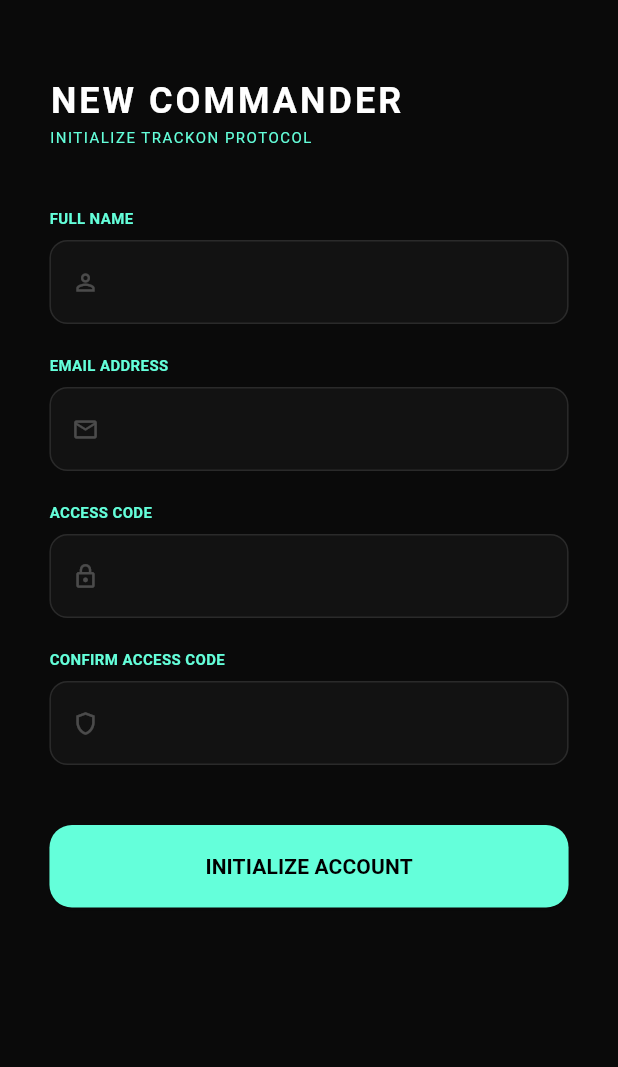
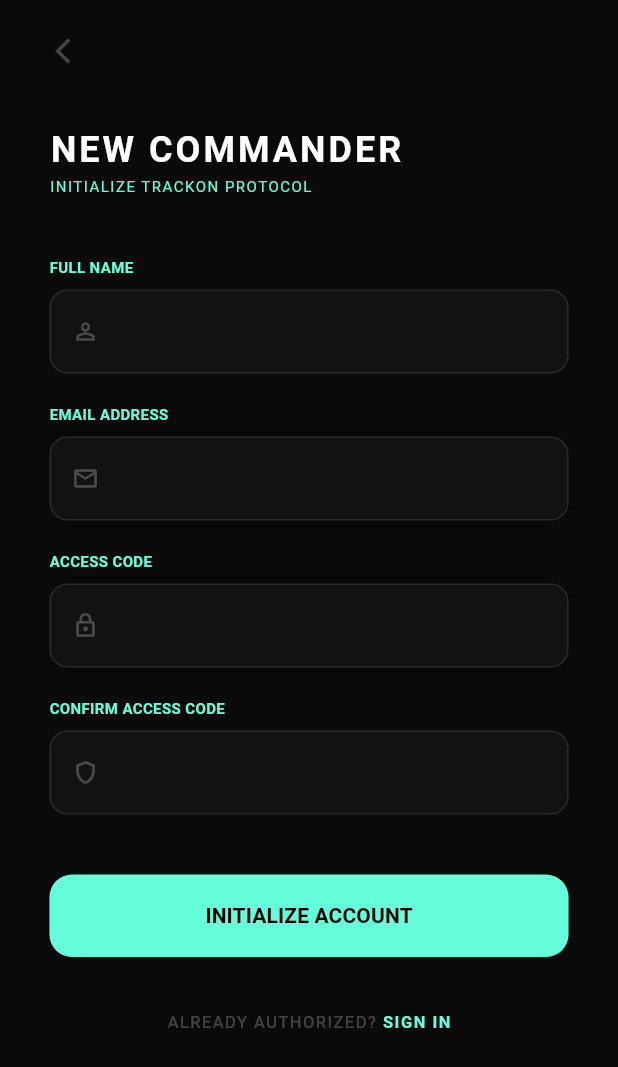
Before and after one commit to Mr-Jayed/TracON_Project1, a Flutter app: the SignupPage screen opened by its route, on a phone screen of 412 x 824 dp. Shown: the top 1067 px of the screen. Run offline on Flutter 3.47's test engine with Material 3 defaults, Android fonts, the phone set to English and light mode, and no system bars; our stand-ins replace audioplayers, flutter_map, latlong2, supabase_flutter; missing offline and left inert: onesignal_flutter; accounts and stored records are empty.

Commit message:
login/signup

```diff
--- a/lib/signup_page.dart
+++ b/lib/signup_page.dart
@@ -96,7 +96,14 @@ class _SignupPageState extends State<SignupPage> {
           child: Column(
             crossAxisAlignment: CrossAxisAlignment.start,
             children: [
-              const SizedBox(height: 50),
+              const SizedBox(height: 10),
+              IconButton(
+                padding: EdgeInsets.zero,
+                alignment: Alignment.centerLeft,
+                icon: const Icon(Icons.arrow_back_ios, color: Colors.white24, size: 20),
+                onPressed: () => Navigator.pushNamed(context, '/'),
+              ),
+              const SizedBox(height: 25),
               const Text("NEW COMMANDER", style: TextStyle(color: Colors.white, fontSize: 24, fontWeight: FontWeight.bold, letterSpacing: 2)),
               const Text("INITIALIZE TRACKON PROTOCOL", style: TextStyle(color: Colors.tealAccent, fontSize: 10, letterSpacing: 1)),
 
@@ -136,6 +143,23 @@ class _SignupPageState extends State<SignupPage> {
                 ),
               ),
               const SizedBox(height: 20),
+              Center(
+                child: TextButton(
+                  onPressed: () => Navigator.pushNamed(context, '/login'),
+                  child: RichText(
+                    text: const TextSpan(
+                      text: "ALREADY AUTHORIZED? ",
+                      style: TextStyle(color: Colors.white24, fontSize: 11, letterSpacing: 1),
+                      children: [
+                        TextSpan(
+                          text: "SIGN IN",
+                          style: TextStyle(color: Colors.tealAccent, fontWeight: FontWeight.bold),
+                        ),
+                      ],
+                    ),
+                  ),
+                ),
+              ),
             ],
           ),
         ),
```
Also changed, not shown: lib/login_page.dart (+23 -0 lines).
